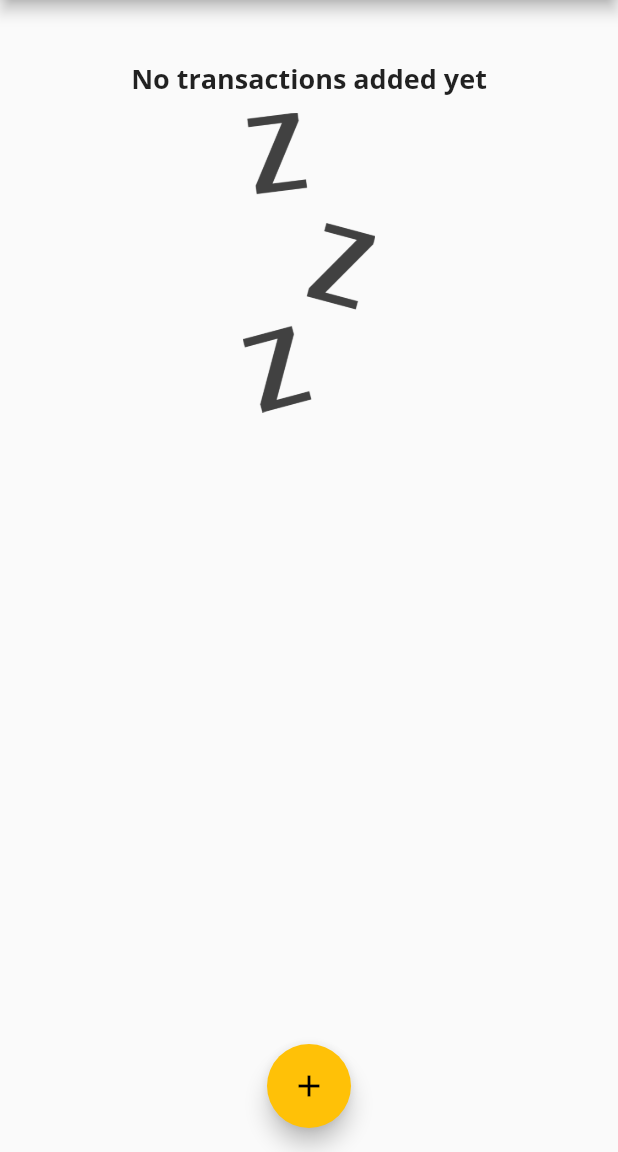
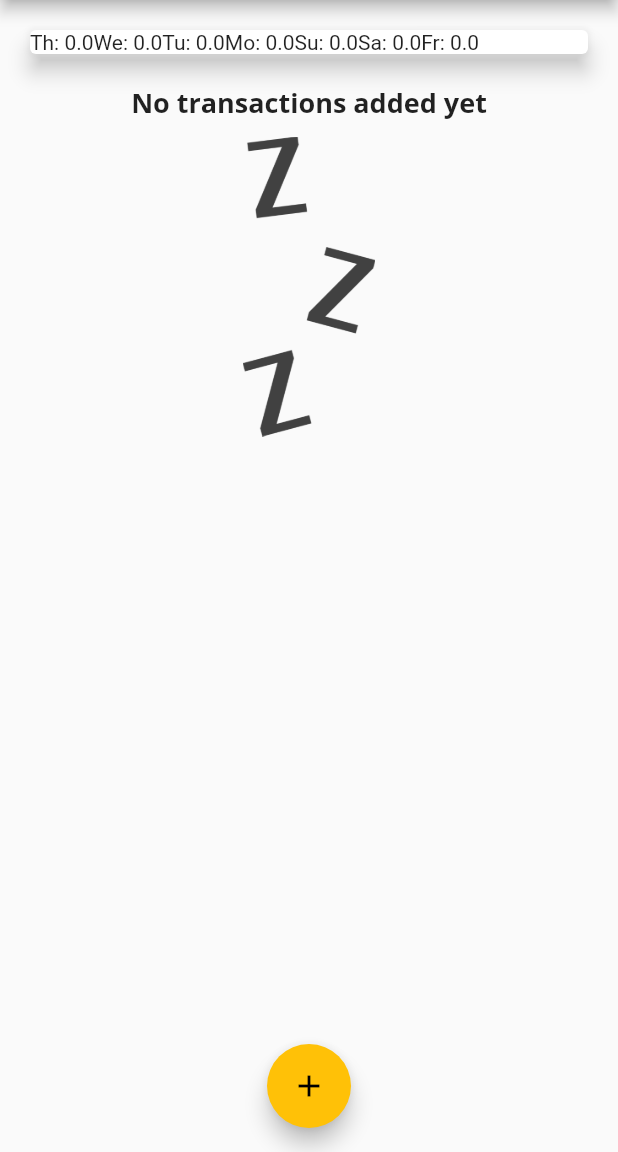
Before and after one commit to SethMegbetor/flutter_expense_tracker, a Flutter app: the screen it shows after launch, on a phone screen of 412 x 824 dp, the part 84-1236 px from its top. Run offline on Flutter 3.47's test engine with Material 2 defaults, Android fonts, the phone set to English and light mode, and no system bars; missing offline and left inert: dart:ffi.

Commit message:
creating bars for the chart

```diff
--- a/lib/widgets/chart.dart
+++ b/lib/widgets/chart.dart
@@ -29,7 +29,7 @@ class Chart extends StatelessWidget {
       print(totalSum);
 
       return {
-        'day': DateFormat.E().format(weekDay),
+        'day': DateFormat.E().format(weekDay).substring(0,2),
         'amount': totalSum,
       };
     });
@@ -42,7 +42,9 @@ class Chart extends StatelessWidget {
       elevation: 6,
       margin: EdgeInsets.all(20),
       child: Row(
-        children: [],
+        children: groupedTransactionValues.map((data) {
+          return Text('${data['day']}: ${data['amount']}');
+        }).toList(),
       ),
     );
   }
```
Also changed, not shown: lib/widgets/chart_bar.dart (added, +45 -0 lines).
